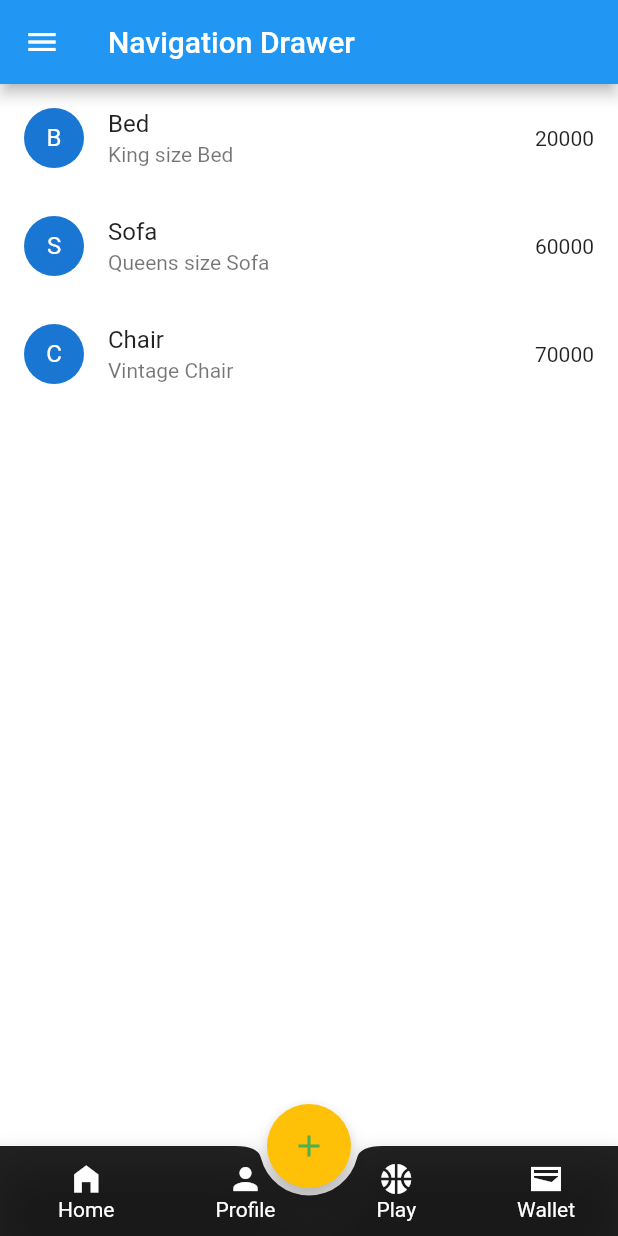
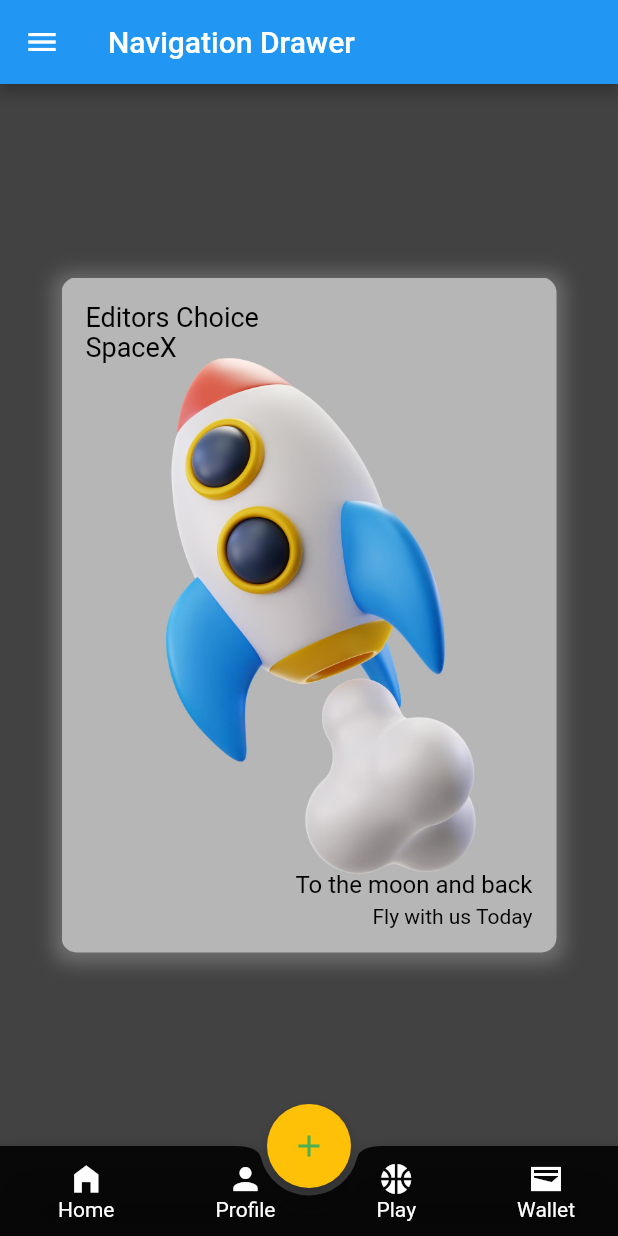
Before and after one commit to kevinchege47/Flutter-Project, a Flutter app: the screen it shows after launch, on a phone screen of 412 x 824 dp. Run offline on Flutter 3.47's test engine with Material 2 defaults, Android fonts, the phone set to English and light mode, and no system bars; our stand-ins replace font_awesome_flutter.

Commit message:
Added stack card

```diff
--- a/lib/screens/Home.dart
+++ b/lib/screens/Home.dart
@@ -15,7 +15,7 @@ class Home extends StatelessWidget {
   @override
   Widget build(BuildContext context) {
     return Scaffold(
-      backgroundColor: Colors.white,
+      backgroundColor: Colors.grey.shade800,
       appBar: AppBar(
         title: Text("Navigation Drawer"),
       ),
@@ -54,19 +54,61 @@ class Home extends StatelessWidget {
           ],
         ),
       ),
-      body: Container(
-        child: ListView.builder(
-          itemCount: products.length,
-          itemBuilder: (context, index) {
-            return ListTile(
-              leading: CircleAvatar(
-                child: Text(products[index][0]),
+      // body: Container(
+      //   child: ListView.builder(
+      //     itemCount: products.length,
+      //     itemBuilder: (context, index) {
+      //       return ListTile(
+      //         leading: CircleAvatar(
+      //           child: Text(products[index][0]),
+      //         ),
+      //         title: Text(products[index]),
+      //         subtitle: Text(productDetails[index]),
+      //         trailing: Text(price[index].toString()),
+      //       );
+      //     },
+      //   ),
+      // ),
+      body: Center(
+        child: Container(
+          padding: EdgeInsets.all(16),
+          constraints: BoxConstraints.expand(width: 330, height: 450),
+          decoration: BoxDecoration(
+              boxShadow: [
+                BoxShadow(
+                    color: Colors.white24,
+                    offset: Offset(0, 2),
+                    spreadRadius: 5,
+                    blurRadius: 10),
+              ],
+              image: DecorationImage(
+                image: AssetImage("images/rocket.jpg"),
+                fit: BoxFit.cover,
               ),
-              title: Text(products[index]),
-              subtitle: Text(productDetails[index]),
-              trailing: Text(price[index].toString()),
-            );
-          },
+              borderRadius: BorderRadius.all(Radius.circular(10.0))),
+          child: Stack(
+            children: [
+              Text("Editors Choice",
+                  style: TextStyle(color: Colors.black, fontSize: 18)),
+              Positioned(
+                top: 20.0,
+                child: Text("SpaceX",
+                    style: TextStyle(color: Colors.black, fontSize: 18)),
+              ),
+              Positioned(
+                right: 0,
+                bottom: 20,
+                child: Text("To the moon and back",
+                    style: TextStyle(color: Colors.black, fontSize: 16)),
+              ),
+              Positioned(
+                right: 0,
+                bottom: 0,
+                child: Text("Fly with us Today",
+                    style: TextStyle(color: Colors.black, fontSize: 14)),
+              ),
+            ],
+          ),
         ),
       ),
       floatingActionButtonLocation: FloatingActionButtonLocation.centerDocked,
@@ -102,10 +144,9 @@ class Home extends StatelessWidget {
                       style: TextStyle(color: Colors.white),
                     ),
                   ],
-              )
-            ),
+                )),
             Padding(
-                padding: EdgeInsets.only(top:10.0,bottom:10.0,left: 10.0),
+                padding: EdgeInsets.only(top: 10.0, bottom: 10.0, left: 10.0),
                 child: Column(
                   mainAxisSize: MainAxisSize.min,
                   children: [
@@ -118,10 +159,9 @@ class Home extends StatelessWidget {
                       style: TextStyle(color: Colors.white),
                     ),
                   ],
-                )
-            ),
+                )),
             Padding(
-                padding: EdgeInsets.only(top:10.0,bottom:10.0,left: 10.0),
+                padding: EdgeInsets.only(top: 10.0, bottom: 10.0, left: 10.0),
                 child: Column(
                   mainAxisSize: MainAxisSize.min,
                   children: [
@@ -134,10 +174,9 @@ class Home extends StatelessWidget {
                       style: TextStyle(color: Colors.white),
                     ),
                   ],
-                )
-            ),
+                )),
             Padding(
-                padding: EdgeInsets.only(top:10.0,bottom:10.0,left: 10.0),
+                padding: EdgeInsets.only(top: 10.0, bottom: 10.0, left: 10.0),
                 child: Column(
                   mainAxisSize: MainAxisSize.min,
                   children: [
@@ -150,8 +189,7 @@ class Home extends StatelessWidget {
                       style: TextStyle(color: Colors.white),
                     ),
                   ],
-                )
-            ),
+                )),
           ],
         ),
       ),
```
Lines whose indentation alone changed are shown as unchanged.
